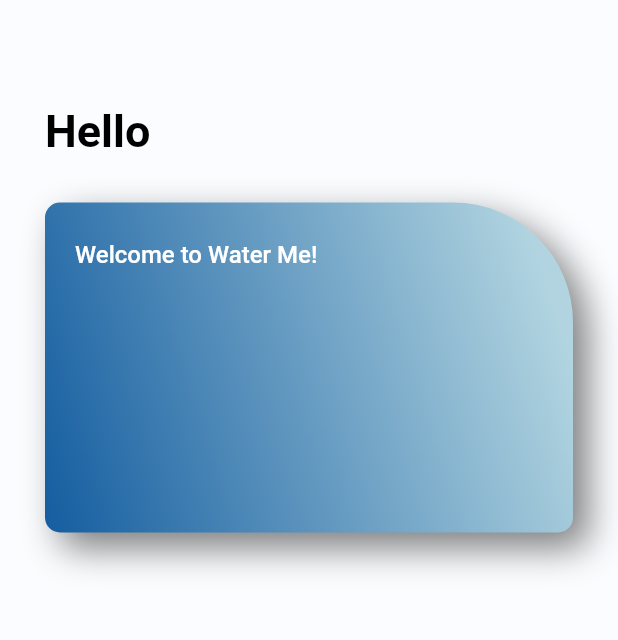
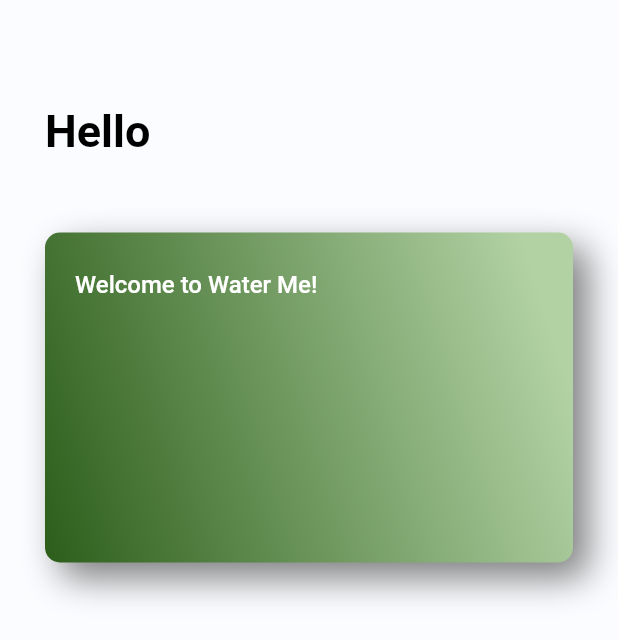
Before and after one commit to collierth/Team10-WaterMe, a Flutter app: the screen it shows after launch, on a phone screen of 412 x 824 dp. Shown: the top 640 px of the screen. Run offline on Flutter 3.47's test engine with Material 2 defaults, Android fonts, the phone set to English and light mode, and no system bars.

Commit message:
Change Color Palette

```diff
--- a/waterme/lib/colors.dart
+++ b/waterme/lib/colors.dart
@@ -4,8 +4,8 @@ import 'package:flutter/material.dart';
 
 class AppColor {
   static Color homePageBackground=const Color(0xFFfbfcff);
-  static Color MidnightBlue = const Color(0xFF145DA0);
-  static Color DarkBlue = const Color(0xFF0c2D48);
-  static Color Blue = const Color(0xFF2E8BC0);
-  static Color BabyBlue = const Color(0xFFB1D4E0);
+  static Color SeafoamGreen = const Color(0xFFB2D2A4);
+  static Color LimeGreen = const Color(0xFF81B622);
+  static Color ForestGreen = const Color(0xFF1A4314);
+  static Color Green = const Color(0xFF2C5E1A);
 }
--- a/waterme/lib/home_page.dart
+++ b/waterme/lib/home_page.dart
@@ -36,15 +36,15 @@ class _HomePageState extends State<HomePage> {
                 ),
               ],
             ),
-            SizedBox(height: 30,),
+            SizedBox(height: 50,),
             Container(
               width: MediaQuery.of(context).size.width,
               height: 220,
               decoration: BoxDecoration(
                 gradient: LinearGradient(
                   colors: [
-                    color.AppColor.MidnightBlue,
-                    color.AppColor.BabyBlue,
+                    color.AppColor.Green,
+                    color.AppColor.SeafoamGreen,
                   ],
                   begin: Alignment.bottomLeft,
                   end: Alignment.centerRight,
@@ -53,7 +53,7 @@ class _HomePageState extends State<HomePage> {
                   topLeft: Radius.circular(10),
                   bottomLeft: Radius.circular(10),
                   bottomRight: Radius.circular(10),
-                  topRight: Radius.circular(80),
+                  topRight: Radius.circular(10),
                 ),
                 boxShadow: [
                   BoxShadow(
```
